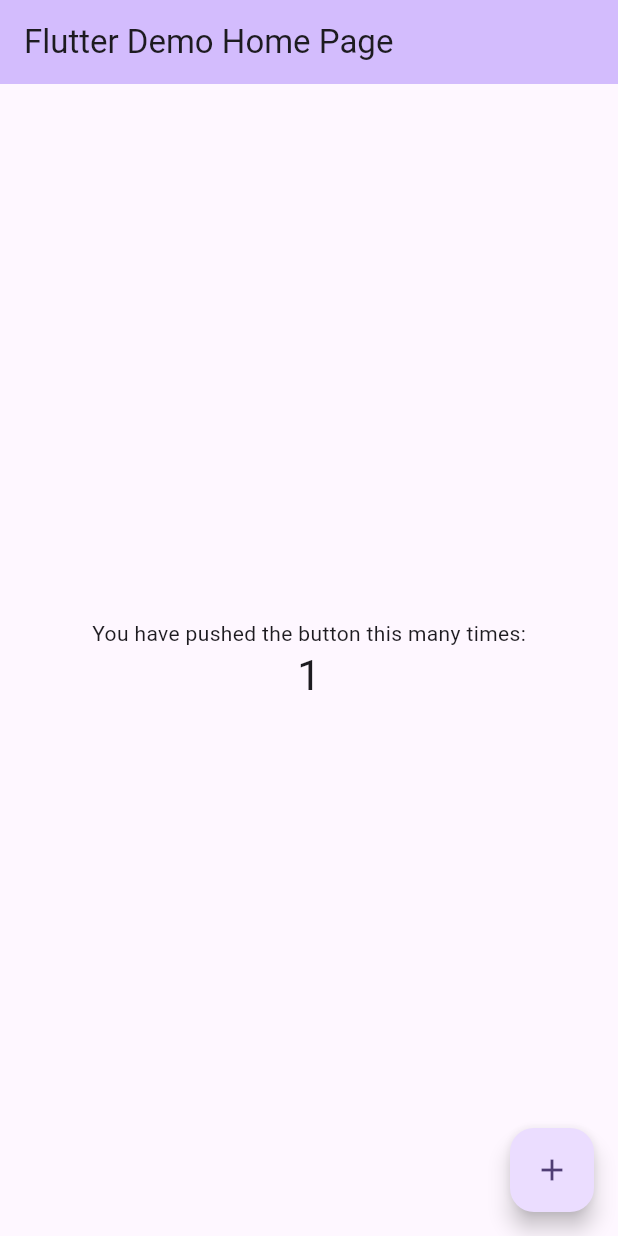
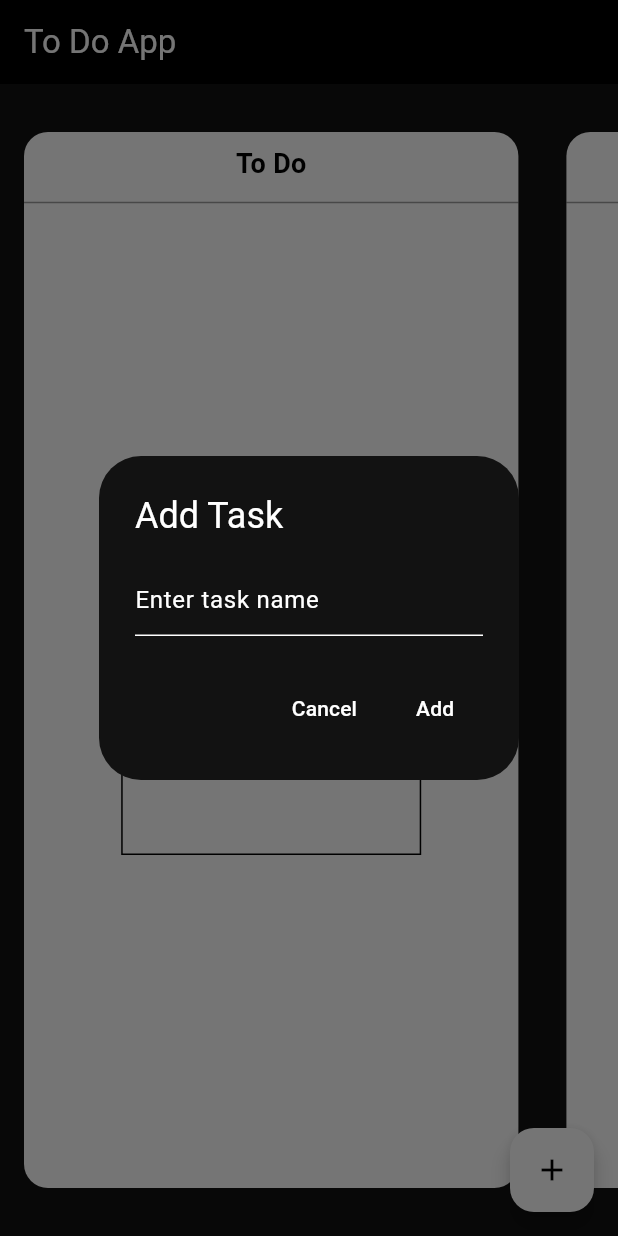
Before and after one commit to maceowek222/Planer_czasu, a Flutter app: the screen it shows after launch, after a tap on the "add" icon, on a phone screen of 412 x 824 dp. Run offline on Flutter 3.47's test engine with Material 3 defaults, Android fonts, the phone set to English and light mode, and no system bars.

Commit message:
added home page for embedding tasks and the ability to add tasks

```diff
--- a/lib/main.dart
+++ b/lib/main.dart
@@ -1,3 +1,4 @@
+import 'dart:async';
 import 'package:flutter/material.dart';
 
 void main() {
@@ -5,48 +6,26 @@
 }
 
 class MyApp extends StatelessWidget {
-  const MyApp({super.key});
+  const MyApp({Key? key}) : super(key: key);
 
-  // This widget is the root of your application.
   @override
   Widget build(BuildContext context) {
     return MaterialApp(
-      title: 'Flutter Demo',
+      title: 'To Do App',
       theme: ThemeData(
-        // This is the theme of your application.
-        //
-        // TRY THIS: Try running your application with "flutter run". You'll see
-        // the application has a purple toolbar. Then, without quitting the app,
-        // try changing the seedColor in the colorScheme below to Colors.green
-        // and then invoke "hot reload" (save your changes or press the "hot
-        // reload" button in a Flutter-supported IDE, or press "r" if you used
-        // the command line to start the app).
-        //
-        // Notice that the counter didn't reset back to zero; the application
-        // state is not lost during the reload. To reset the state, use hot
-        // restart instead.
-        //
-        // This works for code too, not just values: Most code changes can be
-        // tested with just a hot reload.
-        colorScheme: ColorScheme.fromSeed(seedColor: Colors.deepPurple),
+        colorScheme: ColorScheme.dark(
+          primary: Colors.white,
+          background: const Color.fromARGB(255, 39, 39, 39),
+        ),
         useMaterial3: true,
       ),
-      home: const MyHomePage(title: 'Flutter Demo Home Page'),
+      home: const MyHomePage(title: 'To Do App'),
     );
   }
 }
 
 class MyHomePage extends StatefulWidget {
-  const MyHomePage({super.key, required this.title});
-
-  // This widget is the home page of your application. It is stateful, meaning
-  // that it has a State object (defined below) that contains fields that affect
-  // how it looks.
-
-  // This class is the configuration for the state. It holds the values (in this
-  // case the title) provided by the parent (in this case the App widget) and
-  // used by the build method of the State. Fields in a Widget subclass are
-  // always marked "final".
+  const MyHomePage({Key? key, required this.title}) : super(key: key);
 
   final String title;
 
@@ -55,71 +34,364 @@
 }
 
 class _MyHomePageState extends State<MyHomePage> {
+  final _tasks = <TaskStatus, List<Task>>{};
+  final ScrollController _mainListScrollController = ScrollController();
   int _counter = 0;
+  Timer? _timer;
+  bool? _lastMoveRight;
+  TextEditingController _taskNameController = TextEditingController();
 
-  void _incrementCounter() {
-    setState(() {
-      // This call to setState tells the Flutter framework that something has
-      // changed in this State, which causes it to rerun the build method below
-      // so that the display can reflect the updated values. If we changed
-      // _counter without calling setState(), then the build method would not be
-      // called again, and so nothing would appear to happen.
-      _counter++;
+  @override
+  void initState() {
+    TaskStatus.values.forEach((status) {
+      _tasks[status] = <Task>[];
     });
+
+    super.initState();
   }
 
   @override
   Widget build(BuildContext context) {
-    // This method is rerun every time setState is called, for instance as done
-    // by the _incrementCounter method above.
-    //
-    // The Flutter framework has been optimized to make rerunning build methods
-    // fast, so that you can just rebuild anything that needs updating rather
-    // than having to individually change instances of widgets.
+    final screenSize = MediaQuery.of(context).size;
     return Scaffold(
       appBar: AppBar(
-        // TRY THIS: Try changing the color here to a specific color (to
-        // Colors.amber, perhaps?) and trigger a hot reload to see the AppBar
-        // change color while the other colors stay the same.
-        backgroundColor: Theme.of(context).colorScheme.inversePrimary,
-        // Here we take the value from the MyHomePage object that was created by
-        // the App.build method, and use it to set our appbar title.
+        backgroundColor: Colors.black,
         title: Text(widget.title),
       ),
-      body: Center(
-        // Center is a layout widget. It takes a single child and positions it
-        // in the middle of the parent.
-        child: Column(
-          // Column is also a layout widget. It takes a list of children and
-          // arranges them vertically. By default, it sizes itself to fit its
-          // children horizontally, and tries to be as tall as its parent.
-          //
-          // Column has various properties to control how it sizes itself and
-          // how it positions its children. Here we use mainAxisAlignment to
-          // center the children vertically; the main axis here is the vertical
-          // axis because Columns are vertical (the cross axis would be
-          // horizontal).
-          //
-          // TRY THIS: Invoke "debug painting" (choose the "Toggle Debug Paint"
-          // action in the IDE, or press "p" in the console), to see the
-          // wireframe for each widget.
-          mainAxisAlignment: MainAxisAlignment.center,
-          children: <Widget>[
-            const Text(
-              'You have pushed the button this many times:',
+      body: Column(
+        children: [
+          Expanded(
+            child: Padding(
+              padding: const EdgeInsets.symmetric(vertical: 32),
+              child: CustomScrollView(
+                scrollDirection: Axis.horizontal,
+                controller: _mainListScrollController,
+                slivers: [
+                  ...TaskStatus.values.map(
+                    (status) {
+                      return SliverToBoxAdapter(
+                        child: RowStatusCard(
+                          tasks: _tasks[status] ?? [],
+                          taskStatus: status,
+                          screenSize: screenSize,
+                          taskAccepted: (task, newStatus) {
+                            _tasks[task.status]?.remove(task);
+                            _tasks[newStatus]?.add(
+                              Task(title: task.title, status: newStatus),
+                            );
+                            setState(() {});
+                          },
+                          onDrag: (isRight) {
+                            if (_lastMoveRight == isRight) {
+                              return;
+                            }
+
+                            _lastMoveRight = isRight;
+                            _moveMainList(isRight);
+                          },
+                          cancelDrag: () {
+                            _lastMoveRight = null;
+                            _timer?.cancel();
+                          },
+                        ),
+                      );
+                    },
+                  )
+                ],
+              ),
             ),
-            Text(
-              '$_counter',
-              style: Theme.of(context).textTheme.headlineMedium,
-            ),
-          ],
-        ),
+          ),
+        ],
       ),
       floatingActionButton: FloatingActionButton(
-        onPressed: _incrementCounter,
-        tooltip: 'Increment',
+        onPressed: () {
+          showDialog(
+            context: context,
+            builder: (BuildContext context) {
+              return AlertDialog(
+                title: Text('Add Task'),
+                content: TextField(
+                  controller: _taskNameController,
+                  decoration: InputDecoration(
+                    hintText: 'Enter task name',
+                  ),
+                ),
+                actions: <Widget>[
+                  TextButton(
+                    onPressed: () {
+                      Navigator.of(context).pop();
+                    },
+                    child: Text('Cancel'),
+                  ),
+                  TextButton(
+                    onPressed: () {
+                      _tasks[TaskStatus.todo]?.add(
+                        Task(
+                          title: _taskNameController.text,
+                          status: TaskStatus.todo,
+                        ),
+                      );
+                      _taskNameController.clear();
+                      Navigator.of(context).pop();
+                      setState(() {});
+                    },
+                    child: Text('Add'),
+                  ),
+                ],
+              );
+            },
+          );
+        },
+        tooltip: 'Add Task',
         child: const Icon(Icons.add),
-      ), // This trailing comma makes auto-formatting nicer for build methods.
+      ),
+    );
+  }
+
+  void _moveMainList(bool isRight) {
+    _timer?.cancel();
+
+    _timer = Timer(Duration(milliseconds: 100), () {
+      if (_mainListScrollController.offset <= 20 && !isRight) {
+        _timer?.cancel();
+        return;
+      }
+
+      if (_mainListScrollController.offset >
+          (_mainListScrollController.position.maxScrollExtent)) {
+        _timer?.cancel();
+        return;
+      }
+
+      _mainListScrollController.animateTo(
+        _mainListScrollController.offset + (isRight ? 50 : -50),
+        duration: Duration(milliseconds: 50),
+        curve: Curves.easeIn,
+      );
+
+      _moveMainList(isRight);
+    });
+  }
+}
+
+class RowStatusCard extends StatelessWidget {
+  final void Function(Task task, TaskStatus newStatus) taskAccepted;
+  final void Function(bool isRight) onDrag;
+  final void Function() cancelDrag;
+
+  final TaskStatus taskStatus;
+  final List<Task> tasks;
+  final Size screenSize;
+
+  const RowStatusCard({
+    required this.tasks,
+    required this.taskStatus,
+    required this.screenSize,
+    required this.taskAccepted,
+    required this.onDrag,
+    required this.cancelDrag,
+    Key? key,
+  }) : super(key: key);
+
+  @override
+  Widget build(BuildContext context) {
+    return Container(
+      height: screenSize.height * 0.8,
+      width: screenSize.width * 0.8,
+      margin: EdgeInsets.symmetric(horizontal: 16),
+      decoration: BoxDecoration(
+        color: Colors.white,
+        borderRadius: BorderRadius.circular(16),
+      ),
+      child: Column(
+        children: [
+          const SizedBox(height: 8),
+          Text(
+            taskStatus.displayTitle,
+            style: TextStyle(
+              color: Colors.black,
+              fontWeight: FontWeight.bold,
+              fontSize: 18,
+            ),
+          ),
+          Padding(
+            padding: const EdgeInsets.symmetric(vertical: 12),
+            child: Divider(
+              height: 2,
+              color: Colors.black38,
+            ),
+          ),
+          Expanded(
+            child: DragTarget<Task>(
+              builder: (BuildContext context, List<Task?> candidateData,
+                  List<dynamic> rejectedData) {
+                return ListStatusColumnWidget(
+                  tasks: tasks,
+                  taskStatus: taskStatus,
+                  screenSize: screenSize,
+                  onDrag: onDrag,
+                  cancelDrag: cancelDrag,
+                );
+              },
+              onWillAccept: (details) => true,
+              onAccept: (details) {
+                taskAccepted(details!, taskStatus);
+              },
+            ),
+          ),
+        ],
+      ),
     );
   }
 }
+
+class ListStatusColumnWidget extends StatelessWidget {
+  final void Function(bool isRight) onDrag;
+  final void Function() cancelDrag;
+
+  final TaskStatus taskStatus;
+  final List<Task> tasks;
+  final Size screenSize;
+
+  const ListStatusColumnWidget({
+    required this.tasks,
+    required this.taskStatus,
+    required this.screenSize,
+    required this.onDrag,
+    required this.cancelDrag,
+    Key? key,
+  }) : super(key: key);
+
+  @override
+  Widget build(BuildContext context) {
+    if (tasks.isEmpty) {
+      return Center(
+        child: Container(
+          width: 200,
+          height: 200,
+          decoration: BoxDecoration(border: Border.all()),
+          child: Center(
+            child: Text(
+              "Drag a task here",
+              style: TextStyle(color: Colors.black),
+            ),
+          ),
+        ),
+      );
+    }
+
+    return ListView.builder(
+      itemBuilder: (context, index) {
+        return Padding(
+          padding: const EdgeInsets.only(bottom: 12),
+          child: Draggable<Task>(
+            data: tasks[index],
+            feedback: TaskWidget(
+              task: tasks[index],
+              backgroundColor: tasks[index].status.backgroundColor,
+            ),
+            childWhenDragging: Opacity(
+              opacity: 0.5,
+              child: TaskWidget(
+                task: tasks[index],
+                backgroundColor: tasks[index].status.backgroundColor,
+              ),
+            ),
+            onDragStarted: () {
+              // Start dragging
+            },
+            onDragEnd: (_) {
+              cancelDrag();
+            },
+            onDraggableCanceled: (velocity, offset) {
+              cancelDrag();
+            },
+            onDragUpdate: (details) {
+              if (details.localPosition.dx > screenSize.width * 0.8) {
+                onDrag(true);
+              } else if (details.localPosition.dx < screenSize.width * 0.2) {
+                onDrag(false);
+              } else {
+                cancelDrag();
+              }
+            },
+            child: TaskWidget(
+              task: tasks[index],
+              backgroundColor: tasks[index].status.backgroundColor,
+            ),
+          ),
+        );
+      },
+      itemCount: tasks.length,
+    );
+  }
+}
+
+class TaskWidget extends StatelessWidget {
+  final Task task;
+  final Color backgroundColor;
+
+  const TaskWidget({
+    required this.task,
+    required this.backgroundColor,
+    Key? key,
+  }) : super(key: key);
+
+  @override
+  Widget build(BuildContext context) {
+    return Card(
+      margin: EdgeInsets.symmetric(horizontal: 16),
+      color: backgroundColor,
+      child: Padding(
+        padding: const EdgeInsets.all(16.0),
+        child: Text(
+          task.title,
+          style: TextStyle(
+            fontWeight: FontWeight.bold,
+            fontSize: 16,
+          ),
+        ),
+      ),
+    );
+  }
+}
+
+class Task {
+  final String title;
+  final TaskStatus status;
+
+  Task({
+    required this.title,
+    required this.status,
+  });
+}
+
+enum TaskStatus {
+  todo,
+  inprogress,
+  done,
+}
+
+extension TaskStatusExtension on TaskStatus {
+  String get displayTitle {
+    switch (this) {
+      case TaskStatus.todo:
+        return 'To Do';
+      case TaskStatus.inprogress:
+        return 'In Progress';
+      case TaskStatus.done:
+        return 'Done';
+    }
+  }
+
+  Color get backgroundColor {
+    switch (this) {
+      case TaskStatus.todo:
+        return Colors.black;
+      case TaskStatus.inprogress:
+        return Colors.blue;
+      case TaskStatus.done:
+        return Colors.green;
+    }
+  }
+}
```
Also changed, not shown: pubspec.yaml (+1 -67 lines), 1 other file.
